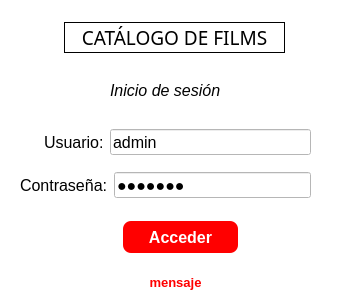
Old version of the form gui/login.ui in the repository QuitoAr/Cine.
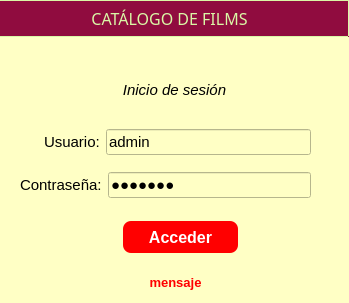
New version of the form. Icons and pictures are not drawn.

Commit message: Refactor UI elements and improve layout in main and search windows

What changed in the file:
```diff
--- a/gui/login.ui
+++ b/gui/login.ui
@@ -23,20 +23,20 @@
     <normaloff>../control-de-acceso.ico</normaloff>../control-de-acceso.ico</iconset>
   </property>
   <property name="styleSheet">
-   <string notr="true">background-color: rgb(255, 255, 255);</string>
+   <string notr="true">background-color: rgb(255, 255, 197);</string>
   </property>
   <widget class="QLabel" name="label_4">
    <property name="geometry">
     <rect>
-     <x>110</x>
+     <x>2</x>
      <y>80</y>
-     <width>111</width>
+     <width>345</width>
      <height>20</height>
     </rect>
    </property>
    <property name="font">
     <font>
-     <pointsize>12</pointsize>
+     <pointsize>11</pointsize>
      <weight>50</weight>
      <italic>true</italic>
      <bold>false</bold>
@@ -45,6 +45,9 @@
    <property name="text">
     <string>Inicio de sesión</string>
    </property>
+   <property name="alignment">
+    <set>Qt::AlignCenter</set>
+   </property>
   </widget>
   <widget class="QPushButton" name="btnAcceder">
    <property name="geometry">
@@ -104,22 +107,26 @@
   <widget class="QLabel" name="label">
    <property name="geometry">
     <rect>
-     <x>64</x>
-     <y>22</y>
-     <width>221</width>
-     <height>31</height>
+     <x>-10</x>
+     <y>0</y>
+     <width>359</width>
+     <height>37</height>
     </rect>
    </property>
    <property name="font">
     <font>
      <family>Arial Rounded MT Bold</family>
-     <pointsize>14</pointsize>
+     <pointsize>12</pointsize>
      <weight>50</weight>
      <bold>false</bold>
     </font>
    </property>
    <property name="autoFillBackground">
-    <bool>true</bool>
+    <bool>false</bool>
+   </property>
+   <property name="styleSheet">
+    <string notr="true">color: rgb(218, 247, 166);
+background-color: rgb(144, 12, 63);</string>
    </property>
    <property name="frameShape">
     <enum>QFrame::Box</enum>
@@ -134,7 +141,7 @@
     <set>Qt::AlignCenter</set>
    </property>
   </widget>
-  <widget class="QWidget" name="">
+  <widget class="QWidget" name="layoutWidget">
    <property name="geometry">
     <rect>
      <x>44</x>
@@ -149,7 +156,7 @@
       <property name="font">
        <font>
         <family>Arial</family>
-        <pointsize>12</pointsize>
+        <pointsize>11</pointsize>
        </font>
       </property>
       <property name="text">
@@ -162,7 +169,7 @@
       <property name="font">
        <font>
         <family>Arial</family>
-        <pointsize>12</pointsize>
+        <pointsize>11</pointsize>
        </font>
       </property>
       <property name="cursor">
@@ -181,7 +188,7 @@
     </item>
    </layout>
   </widget>
-  <widget class="QWidget" name="">
+  <widget class="QWidget" name="layoutWidget">
    <property name="geometry">
     <rect>
      <x>20</x>
@@ -196,7 +203,7 @@
       <property name="font">
        <font>
         <family>Arial</family>
-        <pointsize>12</pointsize>
+        <pointsize>11</pointsize>
        </font>
       </property>
       <property name="text">
@@ -209,7 +216,7 @@
       <property name="font">
        <font>
         <family>Arial</family>
-        <pointsize>12</pointsize>
+        <pointsize>11</pointsize>
        </font>
       </property>
       <property name="styleSheet">
```
The commit also changes 5 other files.
